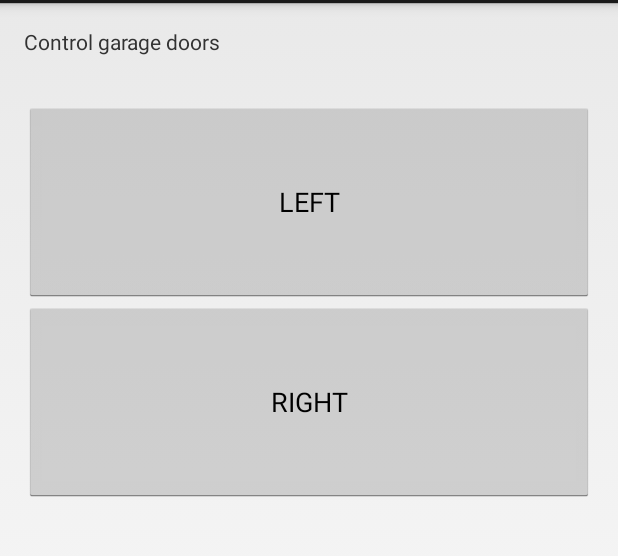
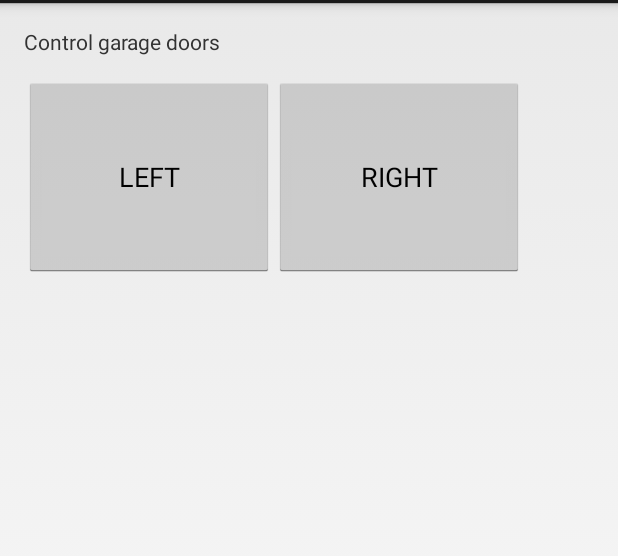
Before and after one commit to royveshovda/garagecontroller, an Android app: the screen it shows after launch (GarageActivity), on a phone screen of 412 x 824 dp, the part 69-625 px from its top. Run offline under Robolectric (Android 15) with nearby library versions, the phone set to English and light mode, and no system bars; libraries missing offline, so code that uses them is left out: com.rabbitmq.client.

Commit message:
Better layout for Android

```diff
--- a/source/Android/GarageController/app/src/main/res/layout/activity_garage.xml
+++ b/source/Android/GarageController/app/src/main/res/layout/activity_garage.xml
@@ -15,30 +15,36 @@
         android:text="Control garage doors"
         android:textAlignment="center"/>
 
+
+    <GridLayout
+        android:layout_marginTop="50px"
+        android:layout_width="match_parent"
+        android:layout_height="match_parent">
         <Button
             android:id="@+id/button_left"
-        android:layout_width="match_parent"
+            android:layout_width="250px"
             android:layout_height="200px"
             android:text="LEFT"
             android:layout_alignParentTop="true"
             android:layout_alignParentStart="true"
-        android:layout_marginTop="50dp"
             android:enabled="true"
-        android:focusable="true"
-        android:focusableInTouchMode="true"
             android:textAlignment="textStart" />
 
         <Button
             android:id="@+id/button_right"
-        android:layout_width="match_parent"
+            android:layout_width="250px"
             android:layout_height="200px"
             android:text="RIGHT"
-        android:layout_below="@+id/button_left"
             android:layout_alignParentStart="true"
             android:enabled="true"
-        android:focusable="true"
-        android:focusableInTouchMode="true"
             android:textAlignment="textEnd"/>
+
+        </GridLayout>
+
+
+
+
+
 
 
 </RelativeLayout>
```
Also changed, not shown: 2 other files. Lines whose indentation alone changed are shown as unchanged.
